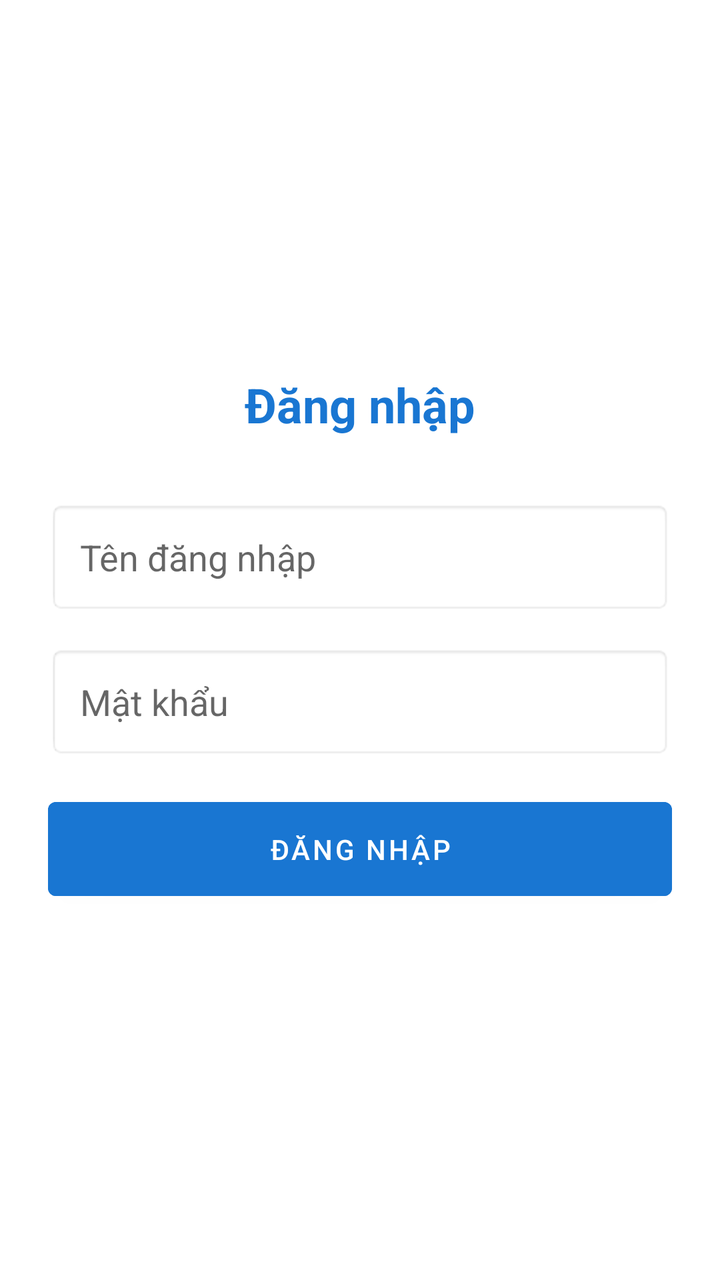
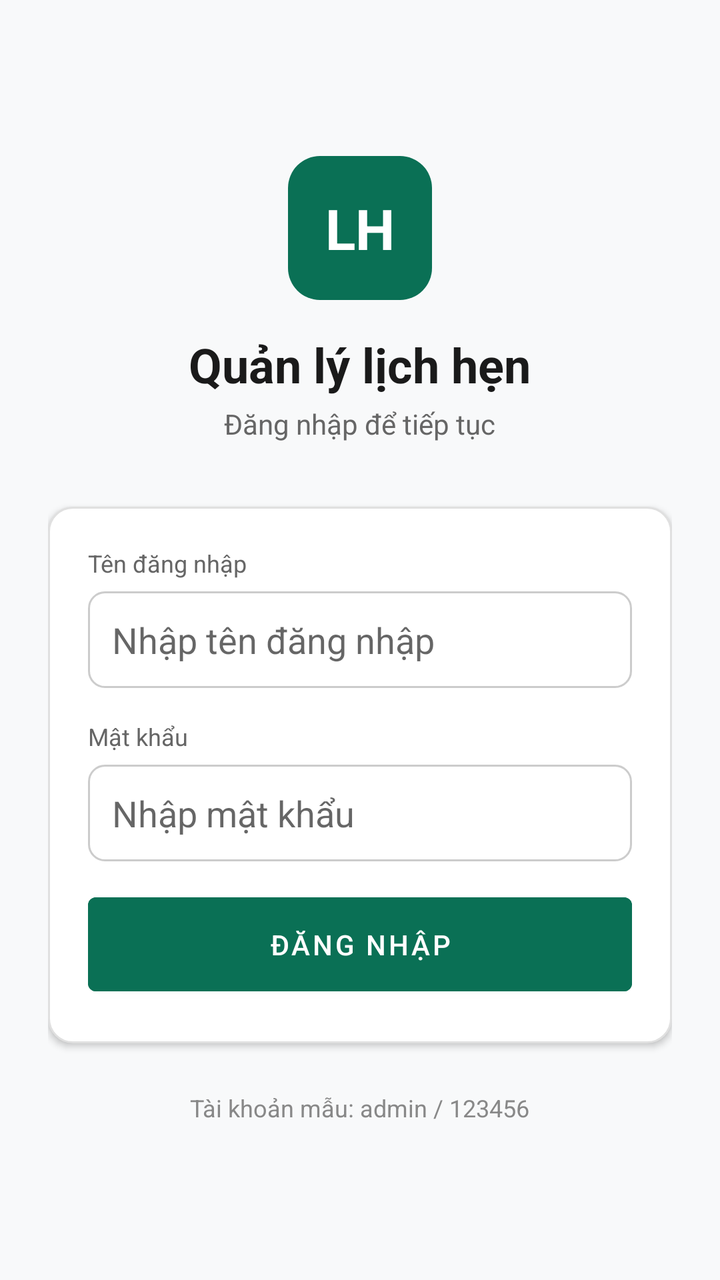

Two renders of the same Android screen: before a commit and after it. Below are the layout's source before the change and the commit's diff.
<!-- AndroidManifest.xml: application theme Theme.AppointmentManager -->
<!-- res/layout/activity_login.xml -->
<?xml version="1.0" encoding="utf-8"?>
<LinearLayout xmlns:android="http://schemas.android.com/apk/res/android"
    android:layout_width="match_parent"
    android:layout_height="match_parent"
    android:orientation="vertical"
    android:gravity="center"
    android:padding="24dp"
    android:background="@color/white">

    <TextView
        android:layout_width="wrap_content"
        android:layout_height="wrap_content"
        android:text="@string/login_title"
        android:textSize="24sp"
        android:textStyle="bold"
        android:textColor="@color/blue_primary"
        android:layout_marginBottom="32dp" />

    <EditText
        android:id="@+id/etUsername"
        android:layout_width="match_parent"
        android:layout_height="wrap_content"
        android:hint="@string/username_hint"
        android:inputType="text"
        android:padding="16dp"
        android:layout_marginBottom="16dp"
        android:background="@android:drawable/editbox_background_normal" />

    <EditText
        android:id="@+id/etPassword"
        android:layout_width="match_parent"
        android:layout_height="wrap_content"
        android:hint="@string/password_hint"
        android:inputType="textPassword"
        android:padding="16dp"
        android:layout_marginBottom="16dp"
        android:background="@android:drawable/editbox_background_normal" />

    <TextView
        android:id="@+id/tvError"
        android:layout_width="match_parent"
        android:layout_height="wrap_content"
        android:textColor="#D32F2F"
        android:visibility="gone"
        android:layout_marginBottom="16dp"
        android:gravity="center" />

    <Button
        android:id="@+id/btnLogin"
        android:layout_width="match_parent"
        android:layout_height="wrap_content"
        android:text="@string/login_button"
        android:backgroundTint="@color/blue_primary"
        android:textColor="@color/white"
        android:padding="14dp" />

</LinearLayout>
<!-- resources referenced by this layout -->
<resources>
  <color name="blue_primary">#FF1976D2</color>
  <color name="white">#FFFFFFFF</color>
  <string name="login_button">Đăng nhập</string>
  <string name="login_title">Đăng nhập</string>
  <string name="password_hint">Mật khẩu</string>
  <string name="username_hint">Tên đăng nhập</string>
  <style name="Theme.AppointmentManager" parent="Theme.MaterialComponents.DayNight.NoActionBar">
          <item name="colorPrimary">@color/blue_primary</item>
          <item name="colorPrimaryVariant">@color/blue_dark</item>
          <item name="colorOnPrimary">@color/white</item>
      </style>
  <color name="blue_dark">#FF0D47A1</color>
</resources>

<!-- the commit's change to res/layout/activity_login.xml (unified diff, before → after) -->
@@ -5,53 +5,111 @@
     android:orientation="vertical"
     android:gravity="center"
     android:padding="24dp"
-    android:background="@color/white">
+    android:background="#F8F9FA">
+
+    <LinearLayout
+        android:layout_width="72dp"
+        android:layout_height="72dp"
+        android:background="@drawable/bg_logo_circle"
+        android:gravity="center"
+        android:layout_marginBottom="16dp">
+
+        <TextView
+            android:layout_width="wrap_content"
+            android:layout_height="wrap_content"
+            android:text="LH"
+            android:textColor="@color/white"
+            android:textSize="28sp"
+            android:textStyle="bold" />
+    </LinearLayout>
 
     <TextView
         android:layout_width="wrap_content"
         android:layout_height="wrap_content"
-        android:text="@string/login_title"
+        android:text="@string/app_name"
         android:textSize="24sp"
         android:textStyle="bold"
-        android:textColor="@color/blue_primary"
+        android:textColor="#1A1A1A"
+        android:layout_marginBottom="4dp" />
+
+    <TextView
+        android:layout_width="wrap_content"
+        android:layout_height="wrap_content"
+        android:text="Đăng nhập để tiếp tục"
+        android:textSize="14sp"
+        android:textColor="#666666"
         android:layout_marginBottom="32dp" />
 
-    <EditText
-        android:id="@+id/etUsername"
+    <LinearLayout
         android:layout_width="match_parent"
         android:layout_height="wrap_content"
-        android:hint="@string/username_hint"
-        android:inputType="text"
-        android:padding="16dp"
-        android:layout_marginBottom="16dp"
-        android:background="@android:drawable/editbox_background_normal" />
+        android:orientation="vertical"
+        android:background="@drawable/bg_card"
+        android:padding="20dp"
+        android:elevation="2dp">
 
-    <EditText
-        android:id="@+id/etPassword"
-        android:layout_width="match_parent"
-        android:layout_height="wrap_content"
-        android:hint="@string/password_hint"
-        android:inputType="textPassword"
-        android:padding="16dp"
-        android:layout_marginBottom="16dp"
-        android:background="@android:drawable/editbox_background_normal" />
+        <TextView
+            android:layout_width="match_parent"
+            android:layout_height="wrap_content"
+            android:text="Tên đăng nhập"
+            android:textSize="12sp"
+            android:textColor="#666666"
+            android:layout_marginBottom="6dp" />
+
+        <EditText
+            android:id="@+id/etUsername"
+            android:layout_width="match_parent"
+            android:layout_height="wrap_content"
+            android:hint="Nhập tên đăng nhập"
+            android:inputType="text"
+            android:padding="12dp"
+            android:background="@drawable/bg_edittext"
+            android:layout_marginBottom="16dp" />
+
+        <TextView
+            android:layout_width="match_parent"
+            android:layout_height="wrap_content"
+            android:text="Mật khẩu"
+            android:textSize="12sp"
+            android:textColor="#666666"
+            android:layout_marginBottom="6dp" />
+
+        <EditText
+            android:id="@+id/etPassword"
+            android:layout_width="match_parent"
+            android:layout_height="wrap_content"
+            android:hint="Nhập mật khẩu"
+            android:inputType="textPassword"
+            android:padding="12dp"
+            android:background="@drawable/bg_edittext"
+            android:layout_marginBottom="12dp" />
+
+        <TextView
+            android:id="@+id/tvError"
+            android:layout_width="match_parent"
+            android:layout_height="wrap_content"
+            android:textColor="@color/red_danger"
+            android:visibility="gone"
+            android:layout_marginBottom="12dp"
+            android:gravity="center" />
+
+        <Button
+            android:id="@+id/btnLogin"
+            android:layout_width="match_parent"
+            android:layout_height="wrap_content"
+            android:text="@string/login_button"
+            android:backgroundTint="@color/green_primary"
+            android:textColor="@color/white"
+            android:padding="14dp" />
+
+    </LinearLayout>
 
     <TextView
-        android:id="@+id/tvError"
-        android:layout_width="match_parent"
+        android:layout_width="wrap_content"
         android:layout_height="wrap_content"
-        android:textColor="#D32F2F"
-        android:visibility="gone"
-        android:layout_marginBottom="16dp"
-        android:gravity="center" />
-
-    <Button
-        android:id="@+id/btnLogin"
-        android:layout_width="match_parent"
-        android:layout_height="wrap_content"
-        android:text="@string/login_button"
-        android:backgroundTint="@color/blue_primary"
-        android:textColor="@color/white"
-        android:padding="14dp" />
+        android:text="Tài khoản mẫu: admin / 123456"
+        android:textSize="12sp"
+        android:textColor="#888888"
+        android:layout_marginTop="24dp" />
 
 </LinearLayout>
<!-- resource entries referenced after the edit -->
@@ -1,16 +1,38 @@
 <!-- resources referenced by this layout -->
 <resources>
-  <color name="blue_primary">#FF1976D2</color>
+  <color name="green_primary">#FF0A7055</color>
+  <color name="red_danger">#FFC53030</color>
   <color name="white">#FFFFFFFF</color>
+  <!-- drawable bg_card (drawable) -->
+  <?xml version="1.0" encoding="utf-8"?>
+  <shape xmlns:android="http://schemas.android.com/apk/res/android"
+      android:shape="rectangle">
+      <solid android:color="@color/white" />
+      <corners android:radius="12dp" />
+      <stroke android:width="1dp" android:color="#E0E0E0" />
+  </shape>
+  <!-- drawable bg_edittext (drawable) -->
+  <?xml version="1.0" encoding="utf-8"?>
+  <shape xmlns:android="http://schemas.android.com/apk/res/android"
+      android:shape="rectangle">
+      <solid android:color="@color/white" />
+      <corners android:radius="8dp" />
+      <stroke android:width="1dp" android:color="#CCCCCC" />
+  </shape>
+  <!-- drawable bg_logo_circle (drawable) -->
+  <?xml version="1.0" encoding="utf-8"?>
+  <shape xmlns:android="http://schemas.android.com/apk/res/android"
+      android:shape="rectangle">
+      <solid android:color="@color/green_primary" />
+      <corners android:radius="16dp" />
+  </shape>
+  <string name="app_name">Quản lý lịch hẹn</string>
   <string name="login_button">Đăng nhập</string>
-  <string name="login_title">Đăng nhập</string>
-  <string name="password_hint">Mật khẩu</string>
-  <string name="username_hint">Tên đăng nhập</string>
   <style name="Theme.AppointmentManager" parent="Theme.MaterialComponents.DayNight.NoActionBar">
-          <item name="colorPrimary">@color/blue_primary</item>
-          <item name="colorPrimaryVariant">@color/blue_dark</item>
+          <item name="colorPrimary">@color/green_primary</item>
+          <item name="colorPrimaryVariant">@color/green_dark</item>
           <item name="colorOnPrimary">@color/white</item>
       </style>
-  <color name="blue_dark">#FF0D47A1</color>
+  <color name="green_dark">#FF054734</color>
 </resources>
 
